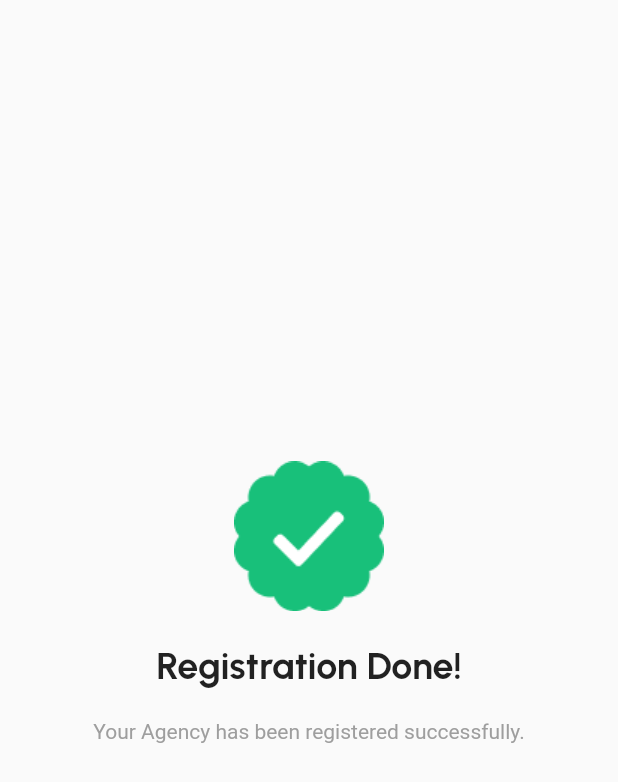
After one commit to life-guardian/Angencies, a Flutter app: the RegisterScreen screen opened directly, scrolled down 38 dp, after a tap on "Register", on a phone screen of 412 x 824 dp. The commit adds this screen. Shown: the top 782 px of the screen. Run offline on Flutter 3.47's test engine with Material 2 defaults, Android fonts, the phone set to English and light mode, and no system bars; our stand-ins replace google_fonts.

Commit message:
created registerSuccessful, loadHome

```diff
--- /dev/null
+++ b/lib/screens/load_home_screen.dart
@@ -0,0 +1,39 @@
+import 'dart:async';
+
+import 'package:agencies_app/widgets/register_succesful.dart';
+import 'package:flutter/material.dart';
+
+class LoadHomeScreen extends StatefulWidget {
+  const LoadHomeScreen({super.key});
+
+  @override
+  State<LoadHomeScreen> createState() => _LoadHomeScreenState();
+}
+
+class _LoadHomeScreenState extends State<LoadHomeScreen> {
+  Timer? _timer;
+
+  @override
+  void initState() {
+    super.initState();
+
+    // Delay the next page navigation for 3 seconds.
+    _timer = Timer(const Duration(seconds: 3), () {
+      Navigator.pushReplacementNamed(context, '/next_page');
+    });
+  }
+
+  @override
+  void dispose() {
+    _timer?.cancel();
+    super.dispose();
+  }
+
+  @override
+  Widget build(BuildContext context) {
+    Widget content = RegisterSuccessfullWidget();
+    return Scaffold(
+      body: content,
+    );
+  }
+}
--- a/lib/screens/register_screen.dart
+++ b/lib/screens/register_screen.dart
@@ -1,3 +1,4 @@
+import 'package:agencies_app/screens/load_home_screen.dart';
 import 'package:agencies_app/screens/login_screen.dart';
 import 'package:agencies_app/widgets/textfield_widget.dart';
 import 'package:flutter/material.dart';
@@ -14,6 +15,14 @@ class RegisterScreen extends StatelessWidget {
       Navigator.of(context).pushReplacement(
         MaterialPageRoute(
           builder: (ctx) => const LoginScreen(),
+        ),
+      );
+    }
+
+    void _registeredSuccessfully() {
+      Navigator.of(context).pushReplacement(
+        MaterialPageRoute(
+          builder: (ctx) => const LoadHomeScreen(),
         ),
       );
     }
@@ -97,7 +106,7 @@ class RegisterScreen extends StatelessWidget {
                 width: double.infinity,
                 height: 55,
                 child: ElevatedButton(
-                  onPressed: () {},
+                  onPressed: _registeredSuccessfully,
                   style: ElevatedButton.styleFrom(
                     foregroundColor: Colors.white,
                     backgroundColor: const Color(0xff1E232C),
@@ -105,7 +114,7 @@ class RegisterScreen extends StatelessWidget {
                       borderRadius: BorderRadius.circular(8),
                     ),
                   ),
-                  child: const Text('Login'),
+                  child: const Text('Register'),
                 ),
               ),
               Padding(
--- /dev/null
+++ b/lib/widgets/register_succesful.dart
@@ -0,0 +1,43 @@
+import 'package:flutter/material.dart';
+import 'package:google_fonts/google_fonts.dart';
+
+class RegisterSuccessfullWidget extends StatelessWidget {
+  const RegisterSuccessfullWidget({super.key});
+
+  @override
+  Widget build(BuildContext context) {
+    return Scaffold(
+      body: Padding(
+        padding: EdgeInsets.all(16.0),
+        child: Center(
+          child: Column(
+            mainAxisAlignment: MainAxisAlignment.center,
+            children: [
+              Image.asset('assets/logos/Successmark.png'),
+              const SizedBox(
+                height: 21,
+              ),
+              Text(
+                'Registration Done!',
+                style: GoogleFonts.urbanist().copyWith(
+                  fontWeight: FontWeight.bold,
+                  fontSize: 25,
+                ),
+              ),
+              const SizedBox(
+                height: 21,
+              ),
+              const Text(
+                'Your Agency has been registered successfully.',
+                style: TextStyle(color: Colors.grey),
+              ),
+              const SizedBox(
+                height: 21,
+              ),
+            ],
+          ),
+        ),
+      ),
+    );
+  }
+}
--- a/pubspec.yaml
+++ b/pubspec.yaml
@@ -19,7 +19,7 @@ publish_to: 'none' # Remove this line if you wish to publish to pub.dev
 version: 1.0.0+1
 
 environment:
-  sdk: '>=3.1.4 <4.0.0'
+  sdk: '>=3.1.2 <4.0.0'
 
 # Dependencies specify other packages that your package needs in order to work.
 # To automatically upgrade your package dependencies to the latest versions
@@ -35,6 +35,8 @@ dependencies:
   # The following adds the Cupertino Icons font to your application.
   # Use with the CupertinoIcons class for iOS style icons.
   cupertino_icons: ^1.0.2
+  google_fonts: ^6.1.0
+  http: ^1.1.0
 
 dev_dependencies:
   flutter_test:
@@ -61,6 +63,7 @@ flutter:
   # To add assets to your application, add an assets section, like this:
   assets:
     - assets/images/
+    - assets/logos/
   #   - images/a_dot_ham.jpeg
 
   # An image asset can refer to one or more resolution-specific "variants", see
```
Also changed, not shown: lib/screens/home_screen.dart (added, +14 -0 lines), assets/logos/Successmark.png (added), assets/logos/indiaflaglogo.png (added), pubspec.lock, 7 other files.
